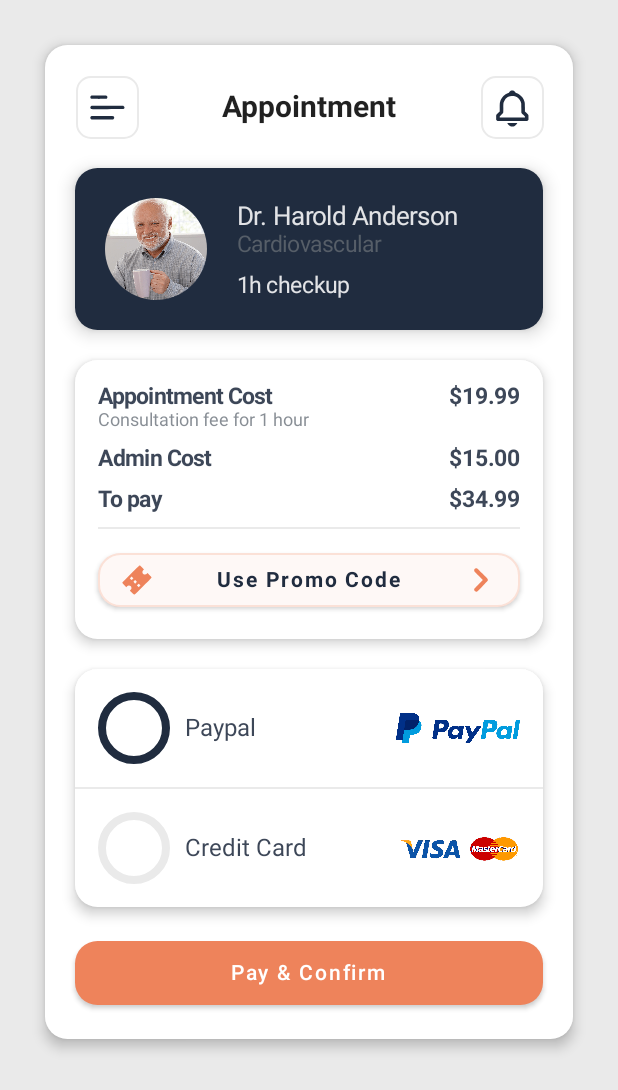
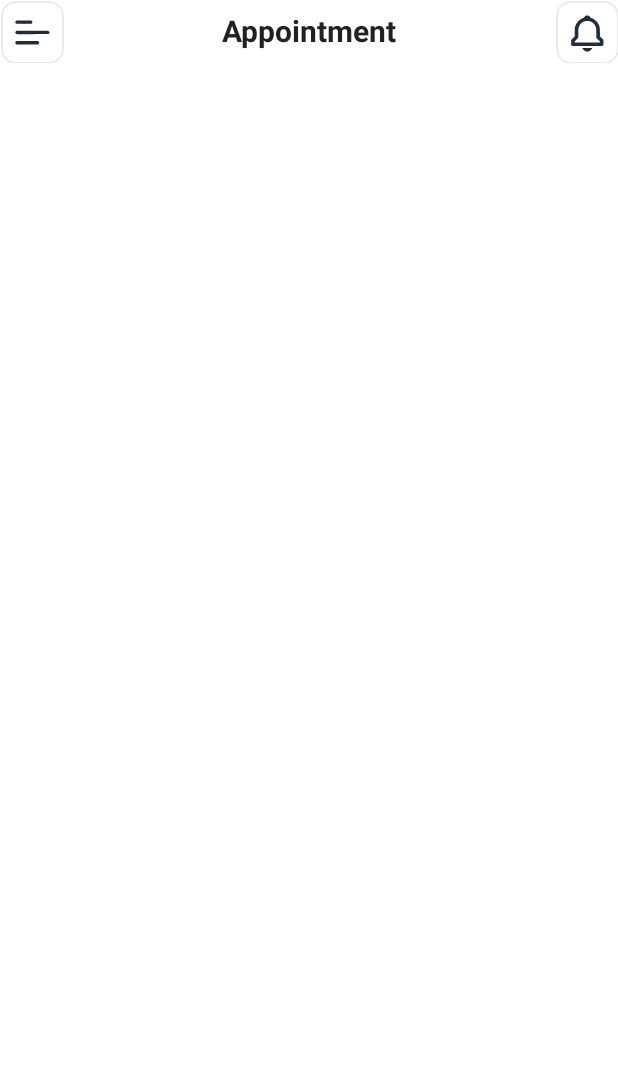
Before and after one commit to kevin-luvian/furee, an Android app built with Jetpack Compose: the @Preview function ContentPreview, on a phone screen of 412 x 824 dp. Shown: the top 1090 px of the screen. Run offline under Robolectric (Android 15) with nearby library versions, the phone set to English and light mode, and no system bars.

Commit message:
refactor: delete unused functions

```diff
--- a/app/src/main/java/com/example/furee/appointment/view/AppointmentView.kt
+++ b/app/src/main/java/com/example/furee/appointment/view/AppointmentView.kt
@@ -28,47 +28,7 @@ import com.example.furee.ui.theme.FureeTheme
 @Composable
 private fun ContentPreview() {
     FureeTheme {
-        AppointmentView()
-    }
-}
-
-@Composable
-fun AppointmentView(modifier: Modifier = Modifier) {
-    Box(
-        Modifier
-            .fillMaxSize()
-            .background(MaterialTheme.colors.background)
-            .verticalScroll(rememberScrollState())
-    ) {
-        Surface(
-            modifier = Modifier
-                .fillMaxSize()
-                .padding(30.dp),
-            shape = RoundedCornerShape(15.dp),
-            elevation = 5.dp
-        ) {
-            Column(Modifier.padding(20.dp)) {
-                TitleBar()
-                Spacer(modifier = Modifier.padding(vertical = 10.dp))
-                ServiceCard(
-                    image = painterResource(id = R.drawable.harold),
-                    name = "Dr. Harold Anderson",
-                    field = "Cardiovascular",
-                    appointment = "1h checkup"
-                )
-                Spacer(modifier = Modifier.padding(vertical = 10.dp))
-                Bills(
-                    listOf(
-                        Bill("Appointment Cost", "Consultation fee for 1 hour", 19.99f),
-                        Bill("Admin Cost", "", 15f),
-                    )
-                )
-                Spacer(modifier = Modifier.padding(vertical = 10.dp))
-                PaymentOptions()
-                Spacer(modifier = Modifier.padding(vertical = 10.dp))
-                PayConfirmButton()
-            }
-        }
+        TitleBar()
     }
 }
 
@@ -129,7 +89,7 @@ fun ServiceCard(
 }
 
 @Composable
-fun Bills(bills: List<Bill>) {
+fun Bills(bills: List<Bill>, onPromoClicked: (() -> Unit)? = null) {
     Surface(
         shape = RoundedCornerShape(15.dp),
         color = MaterialTheme.colors.surface,
@@ -153,7 +113,7 @@ fun Bills(bills: List<Bill>) {
                 color = MaterialTheme.colors.background,
                 thickness = 1.dp
             )
-            PromoCodeButton()
+            PromoCodeButton { onPromoClicked?.invoke() }
         }
     }
 }
@@ -193,9 +153,9 @@ fun PaymentOptions() {
 }
 
 @Composable
-fun PayConfirmButton() {
+fun PayConfirmButton(onClick: () -> Unit) {
     Button(
-        {},
+        onClick,
         modifier = Modifier.fillMaxWidth(),
         colors = ButtonDefaults.buttonColors(
             MaterialTheme.colors.secondary,
@@ -208,9 +168,9 @@ fun PayConfirmButton() {
 }
 
 @Composable
-fun PromoCodeButton() {
+fun PromoCodeButton(onClick: () -> Unit) {
     Button(
-        onClick = {},
+        onClick = onClick,
         colors = ButtonDefaults.buttonColors(
             MaterialTheme.colors.secondaryVariant,
             MaterialTheme.colors.secondary
```
